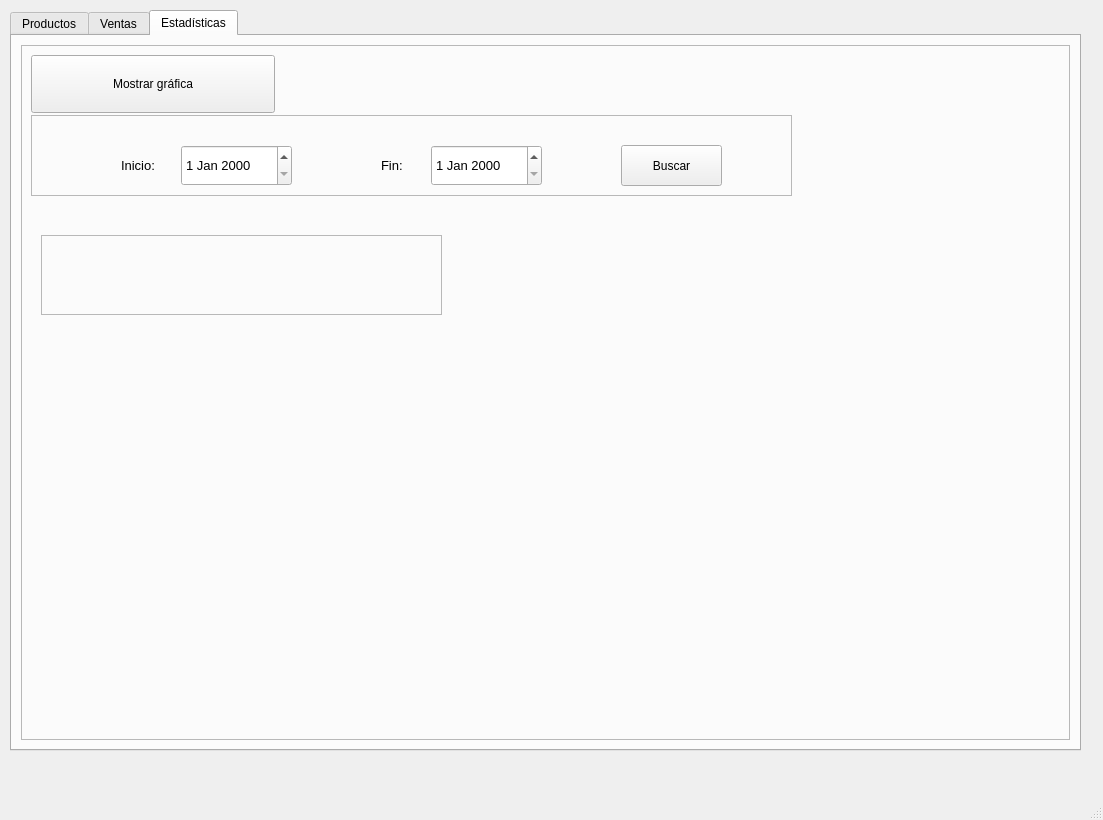
Above: code/ui_files/mainwindow.ui from Perer876/tiendita before the change. Below: the same form after it.
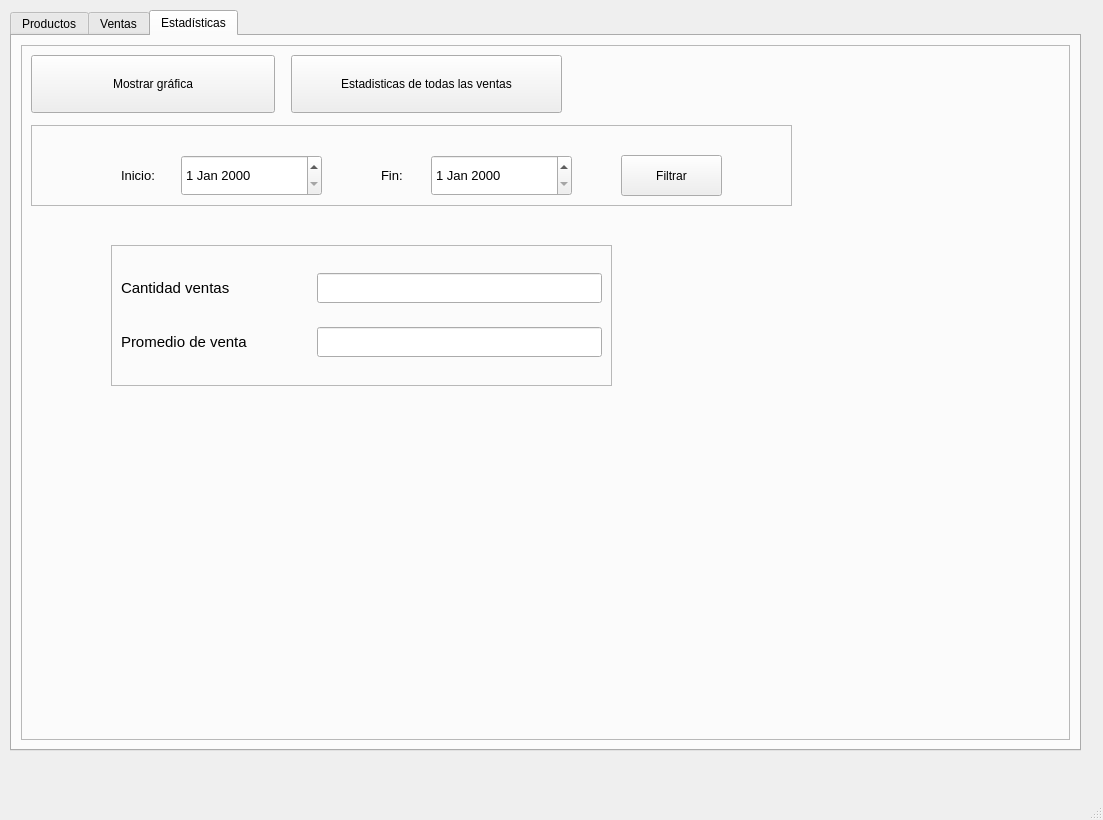
That is the form after the change. The open tabs and pages were chosen to show the change. Icons and pictures are not drawn.

Commit message: Estadisticas funcionales

The edit to the form file:
```diff
--- a/code/ui_files/mainwindow.ui
+++ b/code/ui_files/mainwindow.ui
@@ -460,10 +460,10 @@
         <widget class="QFrame" name="frame_5">
          <property name="geometry">
           <rect>
-           <x>20</x>
-           <y>190</y>
-           <width>401</width>
-           <height>80</height>
+           <x>90</x>
+           <y>200</y>
+           <width>501</width>
+           <height>141</height>
           </rect>
          </property>
          <property name="frameShape">
@@ -472,12 +472,76 @@
          <property name="frameShadow">
           <enum>QFrame::Raised</enum>
          </property>
+         <layout class="QGridLayout" name="gridLayout_2">
+          <item row="1" column="1">
+           <widget class="QLineEdit" name="promedio_lineEdit">
+            <property name="minimumSize">
+             <size>
+              <width>170</width>
+              <height>30</height>
+             </size>
+            </property>
+            <property name="font">
+             <font>
+              <pointsize>12</pointsize>
+             </font>
+            </property>
+            <property name="readOnly">
+             <bool>true</bool>
+            </property>
+           </widget>
+          </item>
+          <item row="0" column="1">
+           <widget class="QLineEdit" name="cantidad_est_lineEdit">
+            <property name="minimumSize">
+             <size>
+              <width>170</width>
+              <height>30</height>
+             </size>
+            </property>
+            <property name="font">
+             <font>
+              <pointsize>12</pointsize>
+             </font>
+            </property>
+            <property name="readOnly">
+             <bool>true</bool>
+            </property>
+           </widget>
+          </item>
+          <item row="0" column="0">
+           <widget class="QLabel" name="label">
+            <property name="minimumSize">
+             <size>
+              <width>190</width>
+              <height>30</height>
+             </size>
+            </property>
+            <property name="text">
+             <string>&lt;html&gt;&lt;head/&gt;&lt;body&gt;&lt;p&gt;&lt;span style=&quot; font-size:11pt;&quot;&gt;Cantidad ventas&lt;/span&gt;&lt;/p&gt;&lt;/body&gt;&lt;/html&gt;</string>
+            </property>
+           </widget>
+          </item>
+          <item row="1" column="0">
+           <widget class="QLabel" name="label_2">
+            <property name="minimumSize">
+             <size>
+              <width>190</width>
+              <height>30</height>
+             </size>
+            </property>
+            <property name="text">
+             <string>&lt;html&gt;&lt;head/&gt;&lt;body&gt;&lt;p&gt;&lt;span style=&quot; font-size:11pt;&quot;&gt;Promedio de venta&lt;/span&gt;&lt;/p&gt;&lt;/body&gt;&lt;/html&gt;</string>
+            </property>
+           </widget>
+          </item>
+         </layout>
         </widget>
         <widget class="QFrame" name="frame_7">
          <property name="geometry">
           <rect>
            <x>10</x>
-           <y>70</y>
+           <y>80</y>
            <width>761</width>
            <height>81</height>
           </rect>
@@ -511,7 +575,7 @@
            <rect>
             <x>150</x>
             <y>30</y>
-            <width>111</width>
+            <width>141</width>
             <height>41</height>
            </rect>
           </property>
@@ -544,7 +608,7 @@
            <rect>
             <x>400</x>
             <y>30</y>
-            <width>111</width>
+            <width>141</width>
             <height>41</height>
            </rect>
           </property>
@@ -564,7 +628,7 @@
            </rect>
           </property>
           <property name="text">
-           <string>Buscar</string>
+           <string>Filtrar</string>
           </property>
           <property name="icon">
            <iconset resource="../assets/resources.qrc">
@@ -601,6 +665,29 @@
           </size>
          </property>
         </widget>
+        <widget class="QPushButton" name="mostrar_estadisticas_pushButton">
+         <property name="geometry">
+          <rect>
+           <x>270</x>
+           <y>10</y>
+           <width>271</width>
+           <height>58</height>
+          </rect>
+         </property>
+         <property name="text">
+          <string>Estadisticas de todas las ventas</string>
+         </property>
+         <property name="icon">
+          <iconset resource="../assets/resources.qrc">
+           <normaloff>:/images/073-info.png</normaloff>:/images/073-info.png</iconset>
+         </property>
+         <property name="iconSize">
+          <size>
+           <width>50</width>
+           <height>50</height>
+          </size>
+         </property>
+        </widget>
        </widget>
       </item>
      </layout>
```
Left out of the diff: 8 changed lines with no effect on the pictures. The commit also changes 3 other files.
